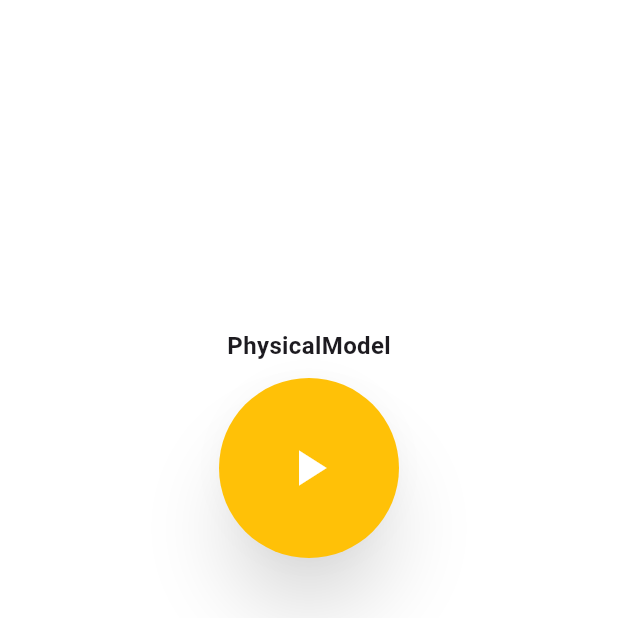
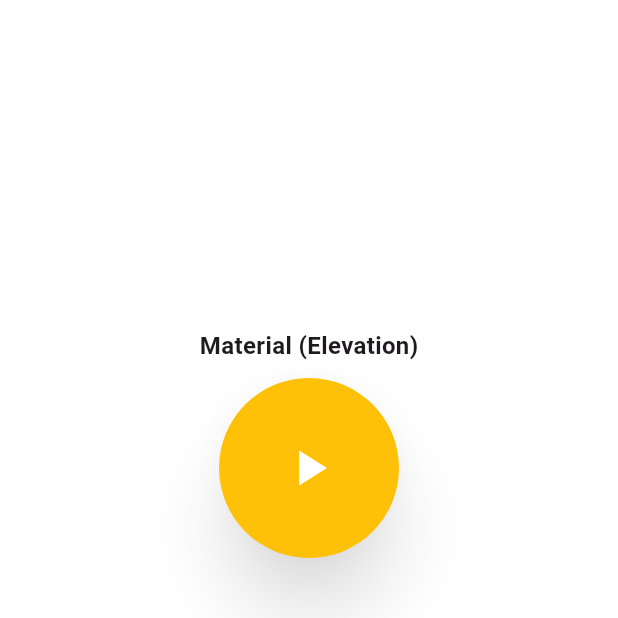
Before and after one commit to suojae/flutter_ui_lab, a Flutter app: the ThreeDButtonScreen screen opened directly, on a phone screen of 412 x 824 dp, the top half of it. Run offline on Flutter 3.47's test engine with Material 3 defaults, Android fonts, the phone set to English and light mode, and no system bars.

Commit message:
refactor: physicalmodel 대신 material 위젯으로 수정

```diff
--- a/lib/2025/02/10.dart
+++ b/lib/2025/02/10.dart
@@ -20,8 +20,8 @@ class _ThreeDButtonScreenState extends State<ThreeDButtonScreen> with SingleTick
     super.initState();
     _controller = AnimationController(
       vsync: this,
-      duration: const Duration(milliseconds: 150),
-      reverseDuration: const Duration(milliseconds: 250),
+      duration: const Duration(milliseconds: 10),
+      reverseDuration: const Duration(milliseconds: 20),
     );
 
     _scaleAnimation = Tween<double>(begin: 1.0, end: 0.95).animate(
@@ -75,7 +75,7 @@ class _ThreeDButtonScreenState extends State<ThreeDButtonScreen> with SingleTick
         child: Column(
           mainAxisAlignment: MainAxisAlignment.center,
           children: [
-            const Text("PhysicalModel", style: TextStyle(fontSize: 16, fontWeight: FontWeight.bold)),
+            const Text("Material (Elevation)", style: TextStyle(fontSize: 16, fontWeight: FontWeight.bold)),
             const SizedBox(height: 10),
             GestureDetector(
               onTapDown: _onTapDown,
@@ -87,12 +87,11 @@ class _ThreeDButtonScreenState extends State<ThreeDButtonScreen> with SingleTick
                 builder: (context, child) {
                   return Transform.scale(
                     scale: _scaleAnimation.value,
-                    child: AnimatedPhysicalModel(
-                      duration: const Duration(milliseconds: 200),
-                      shape: BoxShape.circle,
-                      color: Colors.amber,
+                    child: Material(
                       elevation: _elevationAnimation.value,
                       shadowColor: Colors.black54,
+                      shape: const CircleBorder(),
+                      color: Colors.amber,
                       child: SizedBox(
                         width: 120,
                         height: 120,
```
